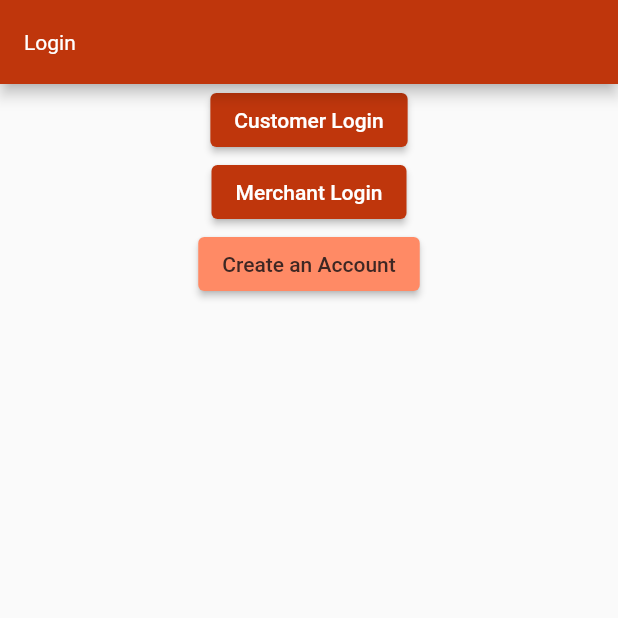
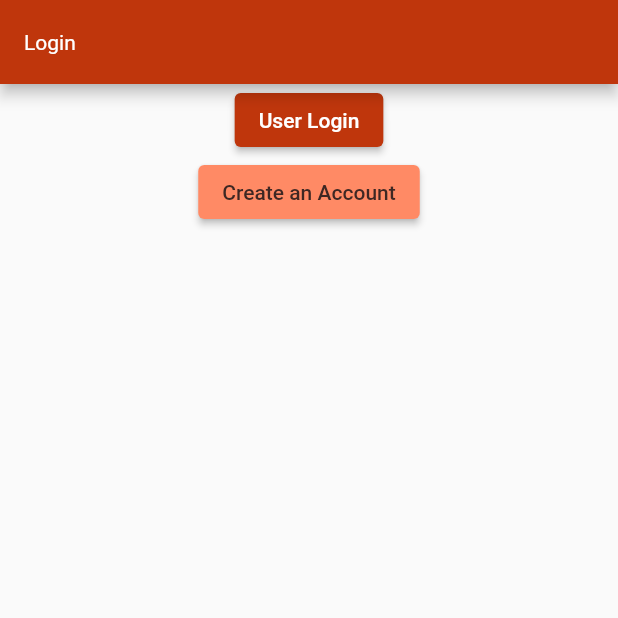
Before and after one commit to fluffysheepcloud/PieceOfCake, a Flutter app: the screen it shows after launch, on a phone screen of 412 x 824 dp, the top half of it. Run offline on Flutter 3.47's test engine with Material 2 defaults, Android fonts, the phone set to English and light mode, and no system bars.

Commit message:
Update main.dart

```diff
--- a/front-end/lib/main.dart
+++ b/front-end/lib/main.dart
@@ -24,23 +24,11 @@
           child: Column(
             children: <Widget>[
               ElevatedButton(
-            child: Text('Customer Login'),
+                child: Text('User Login'),
                 onPressed: () {
                   Navigator.push(
                     context,
-                MaterialPageRoute(builder: (context) => CustomerLogin()),
-              );
-            },
-            style: ElevatedButton.styleFrom(
-              primary: Colors.deepOrange[900],
-            ),
-          ),
-          ElevatedButton(
-            child: Text('Merchant Login'),
-            onPressed: () {
-              Navigator.push(
-                context,
-                MaterialPageRoute(builder: (context) => MerchantLogin()),
+                    MaterialPageRoute(builder: (context) => Login()),
                   );
                 },
                 style: ElevatedButton.styleFrom(
```
Lines whose indentation alone changed are shown as unchanged.
